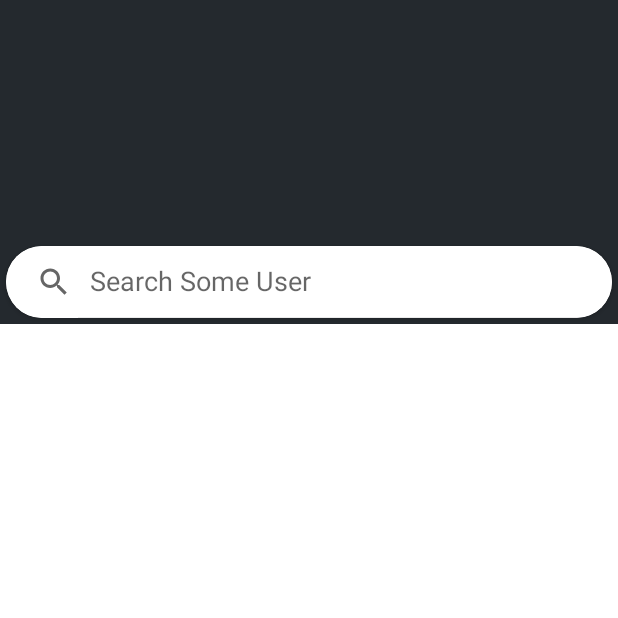
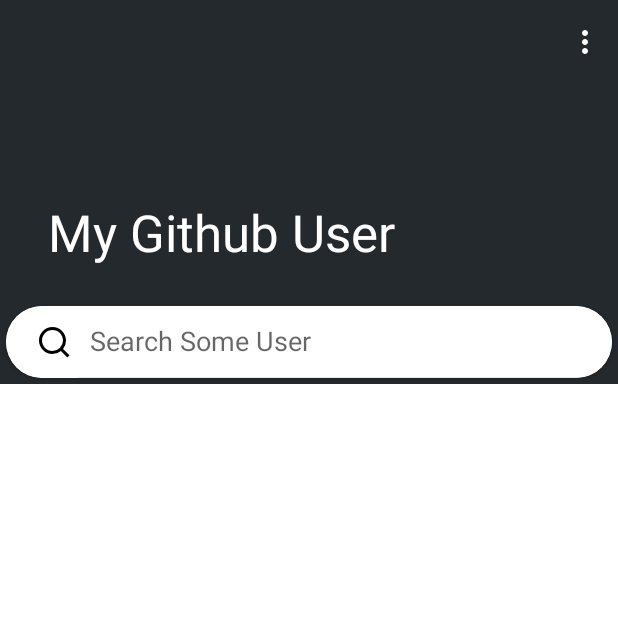
Before and after one commit to RadRasyad/MyGithubUser, an Android app: the screen it shows after launch (MainActivity), on a phone screen of 412 x 824 dp, the top half of it. Run offline under Robolectric (Android 15) with nearby library versions, the phone set to English and light mode, and no system bars; pictures from the network do not load.

Commit message:
SearchView Fixed

```diff
--- a/app/src/main/AndroidManifest.xml
+++ b/app/src/main/AndroidManifest.xml
@@ -8,10 +8,10 @@
         android:allowBackup="true"
         android:icon="@mipmap/ic_gh_launcher"
         android:label="@string/app_name"
-        android:roundIcon="@mipmap/ic_launcher_round"
+        android:roundIcon="@mipmap/ic_gh_launcher_round"
         android:supportsRtl="true"
         android:theme="@style/Theme.MyGithubUser">
-        <activity android:name=".SplashScreen">
+        <activity android:name=".SplashScreen" android:theme="@style/Theme.AppCompat.NoActionBar">
             <intent-filter>
                 <action android:name="android.intent.action.MAIN" />
                 <category android:name="android.intent.category.LAUNCHER" />
--- a/app/src/main/java/com/radrasyad/myapplication/ui/MainActivity.kt
+++ b/app/src/main/java/com/radrasyad/myapplication/ui/MainActivity.kt
@@ -1,11 +1,17 @@
 package com.radrasyad.myapplication.ui
 
+import android.app.SearchManager
+import android.content.Context
+import android.graphics.Color
 import android.os.Bundle
 import android.view.KeyEvent
 import androidx.appcompat.app.AppCompatActivity
 import android.view.Menu
 import android.view.MenuItem
 import android.view.View
+import android.widget.Toast
+import androidx.appcompat.widget.SearchView
+import androidx.core.content.ContextCompat
 import androidx.core.view.isEmpty
 import androidx.lifecycle.ViewModelProvider
 import androidx.recyclerview.widget.LinearLayoutManager
@@ -27,10 +33,16 @@ class MainActivity : AppCompatActivity() {
 
         setSupportActionBar(findViewById(R.id.toolbar))
         binding.toolbarLayout.title = title
+        binding.rvUser.setHasFixedSize(true)
+        binding.toolbarLayout.setExpandedTitleColor(Color.WHITE)
+        binding.toolbarLayout.setCollapsedTitleTextColor(Color.WHITE)
+        binding.toolbar.overflowIcon = ContextCompat.getDrawable(this, R.drawable.ic_baseline_more_vert_24)
 
         adapter = UsersAdapter(listUser = ArrayList())
         adapter.notifyDataSetChanged()
         viewModel = ViewModelProvider(this, ViewModelProvider.NewInstanceFactory()).get(MainViewModel::class.java)
+
+        searchUser()
 
         binding.apply {
             rvUser.layoutManager = LinearLayoutManager(this@MainActivity)
@@ -49,18 +61,29 @@ class MainActivity : AppCompatActivity() {
         viewModel.getSearchUsers().observe(this, {
             if (it!=null){
                 adapter.setList(it)
-                showLoading(false)
             }
         })
-
     }
 
-    private fun searchUser(){
+    private fun searchUser(): Boolean {
         binding.apply {
-            val query = svUser.inputType.toString()
-            if (query.isEmpty()) return
-            showLoading(true)
-            viewModel.setSearchUsers(query = String())
+            val searchManager = getSystemService(Context.SEARCH_SERVICE) as SearchManager
+            svUser.setSearchableInfo(searchManager.getSearchableInfo(componentName))
+            svUser.queryHint = resources.getString(R.string.search_hint)
+            svUser.setOnQueryTextListener(object : SearchView.OnQueryTextListener {
+                override fun onQueryTextSubmit(query: String?): Boolean {
+                    query?.let{
+                        if (it.isNotEmpty()){
+                            viewModel.setSearchUsers(query)
+                        }
+                    }
+                    return true
+                }
+                override fun onQueryTextChange(newText: String?): Boolean {
+                    return false
+                }
+            })
+            return true
         }
     }
 
@@ -76,11 +99,4 @@ class MainActivity : AppCompatActivity() {
         }
     }
 
-    private fun showLoading(state: Boolean){
-        if (state){
-            binding.progressBar.visibility = View.VISIBLE
-        }else{
-            binding.progressBar.visibility = View.GONE
-        }
-    }
 }
--- a/app/src/main/java/com/radrasyad/myapplication/ui/UsersAdapter.kt
+++ b/app/src/main/java/com/radrasyad/myapplication/ui/UsersAdapter.kt
@@ -21,12 +21,11 @@ class UsersAdapter(private val listUser: ArrayList<Users>) : RecyclerView.Adapte
 
         fun bind(user: Users){
             binding.apply {
-                Glide.with(itemView)
+                Glide.with(itemView.context)
                     .load(user.avatar_url)
                     .transition(DrawableTransitionOptions.withCrossFade())
                     .centerCrop()
                     .into(userImg)
-
                 tvUsername.text = user.login
             }
         }
--- /dev/null
+++ b/app/src/main/res/drawable/bg_search.xml
@@ -0,0 +1,5 @@
+<?xml version="1.0" encoding="utf-8"?>
+<shape xmlns:android="http://schemas.android.com/apk/res/android">
+    <solid android:color="@color/colorGrey" />
+    <corners android:radius="16dp" />
+</shape>
--- /dev/null
+++ b/app/src/main/res/drawable/ic_baseline_more_vert_24.xml
@@ -0,0 +1,5 @@
+<vector android:height="24dp" android:tint="#FFFFFF"
+    android:viewportHeight="24" android:viewportWidth="24"
+    android:width="24dp" xmlns:android="http://schemas.android.com/apk/res/android">
+    <path android:fillColor="@android:color/white" android:pathData="M12,8c1.1,0 2,-0.9 2,-2s-0.9,-2 -2,-2 -2,0.9 -2,2 0.9,2 2,2zM12,10c-1.1,0 -2,0.9 -2,2s0.9,2 2,2 2,-0.9 2,-2 -0.9,-2 -2,-2zM12,16c-1.1,0 -2,0.9 -2,2s0.9,2 2,2 2,-0.9 2,-2 -0.9,-2 -2,-2z"/>
+</vector>
--- a/app/src/main/res/layout/activity_main.xml
+++ b/app/src/main/res/layout/activity_main.xml
@@ -3,7 +3,8 @@
     xmlns:app="http://schemas.android.com/apk/res-auto"
     xmlns:tools="http://schemas.android.com/tools"
     android:layout_width="match_parent"
-    android:layout_height="match_parent">
+    android:layout_height="match_parent"
+    android:fitsSystemWindows="true">
 
     <com.google.android.material.appbar.AppBarLayout
         android:layout_width="match_parent"
@@ -13,18 +14,28 @@
         <com.google.android.material.appbar.CollapsingToolbarLayout
             android:id="@+id/toolbar_layout"
             android:layout_width="match_parent"
-            android:layout_height="160dp"
+            android:layout_height="200dp"
             android:fitsSystemWindows="true"
             app:contentScrim="?attr/colorPrimary"
             app:layout_scrollFlags="scroll|exitUntilCollapsed"
+            app:statusBarScrim="@color/white"
             app:toolbarId="@+id/toolbar">
+
+            <androidx.appcompat.widget.Toolbar
+                android:id="@+id/toolbar"
+                android:layout_width="match_parent"
+                android:layout_height="?attr/actionBarSize"
+                android:fitsSystemWindows="false"
+                android:foregroundGravity="bottom"
+                app:layout_collapseMode="pin"
+                app:subtitleTextColor="@color/white"
+                app:titleTextColor="@color/white" />
 
         </com.google.android.material.appbar.CollapsingToolbarLayout>
 
         <androidx.cardview.widget.CardView
-            android:id="@+id/search_cv"
-            android:layout_width="fill_parent"
-            android:layout_height="wrap_content"
+            android:layout_width="match_parent"
+            android:layout_height="match_parent"
             android:layout_margin="4dp"
             app:cardCornerRadius="60dp"
             app:layout_collapseMode="pin">
@@ -41,7 +52,9 @@
                     android:layout_weight="1"
                     android:gravity="center"
                     app:defaultQueryHint="Search Some User"
+                    app:searchIcon="@drawable/ic_search_line_black"
                     app:iconifiedByDefault="false"
+                    app:submitBackground="@drawable/bg_search"
                     app:layout_constraintEnd_toEndOf="parent"
                     app:layout_constraintStart_toStartOf="parent"
                     app:layout_constraintTop_toTopOf="parent" />
@@ -63,25 +76,12 @@
             android:layout_height="wrap_content"
             tools:context=".ui.MainActivity">
 
-
             <androidx.recyclerview.widget.RecyclerView
                 android:id="@+id/rvUser"
                 android:layout_width="match_parent"
                 android:layout_height="match_parent"
                 tools:listitem="@layout/user_row" />
 
-            <ProgressBar
-                android:id="@+id/progress_bar"
-                style="?android:attr/progressBarStyle"
-                android:layout_width="wrap_content"
-                android:layout_height="wrap_content"
-                android:layout_marginTop="140dp"
-                app:layout_constraintEnd_toEndOf="@+id/rvUser"
-                app:layout_constraintHorizontal_bias="0.498"
-                app:layout_constraintStart_toStartOf="@+id/rvUser"
-                app:layout_constraintTop_toTopOf="@+id/rvUser"
-                android:visibility="gone"/>
-
         </androidx.constraintlayout.widget.ConstraintLayout>
 
     </androidx.core.widget.NestedScrollView>
--- a/app/src/main/res/values-night/themes.xml
+++ b/app/src/main/res/values-night/themes.xml
@@ -4,11 +4,11 @@
         <!-- Primary brand color. -->
         <item name="colorPrimary">@color/shark</item>
         <item name="colorPrimaryVariant">@color/shark</item>
-        <item name="colorOnPrimary">@color/black</item>
+        <item name="colorOnPrimary">@color/white</item>
         <!-- Secondary brand color. -->
         <item name="colorSecondary">@color/seagreen</item>
         <item name="colorSecondaryVariant">@color/seagreen</item>
-        <item name="colorOnSecondary">@color/black</item>
+        <item name="colorOnSecondary">@color/white</item>
         <!-- Status bar color. -->
         <item name="android:statusBarColor" tools:targetApi="l">?attr/colorPrimaryVariant</item>
         <!-- Customize your theme here. -->
--- a/app/src/main/res/values/colors.xml
+++ b/app/src/main/res/values/colors.xml
@@ -7,4 +7,5 @@
 
     <color name="black">#FF000000</color>
     <color name="white">#FFFFFFFF</color>
+    <color name="colorGrey">#F0F0F0</color>
 </resources>
--- a/app/src/main/res/values/strings.xml
+++ b/app/src/main/res/values/strings.xml
@@ -3,6 +3,7 @@
 
     <string name="action_settings">Settings</string>
     <string name="github_user_icon">Github User Icon</string>
+    <string name="search_hint">Search Some User</string>
 
 
 </resources>
--- a/app/src/main/res/values/themes.xml
+++ b/app/src/main/res/values/themes.xml
@@ -8,10 +8,11 @@
         <!-- Secondary brand color. -->
         <item name="colorSecondary">@color/seagreen</item>
         <item name="colorSecondaryVariant">@color/jewel</item>
-        <item name="colorOnSecondary">@color/black</item>
+        <item name="colorOnSecondary">@color/white</item>
         <!-- Status bar color. -->
         <item name="android:statusBarColor" tools:targetApi="l">?attr/colorPrimaryVariant</item>
         <!-- Customize your theme here. -->
+
     </style>
 
     <style name="Theme.MyGithubUser.NoActionBar">
@@ -19,7 +20,7 @@
         <item name="windowNoTitle">true</item>
     </style>
 
-    <style name="Theme.MyGithubUser.AppBarOverlay" parent="ThemeOverlay.AppCompat.Dark.ActionBar" />
+    <style name="Theme.MyGithubUser.AppBarOverlay" parent="ThemeOverlay.AppCompat.Dark.ActionBar"/>
 
     <style name="Theme.MyGithubUser.PopupOverlay" parent="ThemeOverlay.AppCompat.Light" />
 </resources>
--- a/build.gradle
+++ b/build.gradle
@@ -6,7 +6,7 @@ buildscript {
         mavenCentral()
     }
     dependencies {
-        classpath "com.android.tools.build:gradle:4.2.1"
+        classpath "com.android.tools.build:gradle:4.2.2"
         classpath "org.jetbrains.kotlin:kotlin-gradle-plugin:$kotlin_version"
 
         // NOTE: Do not place your application dependencies here; they belong
@@ -18,7 +18,6 @@ allprojects {
     repositories {
         google()
         mavenCentral()
-        jcenter() // Warning: this repository is going to shut down soon
     }
 }
 
```
